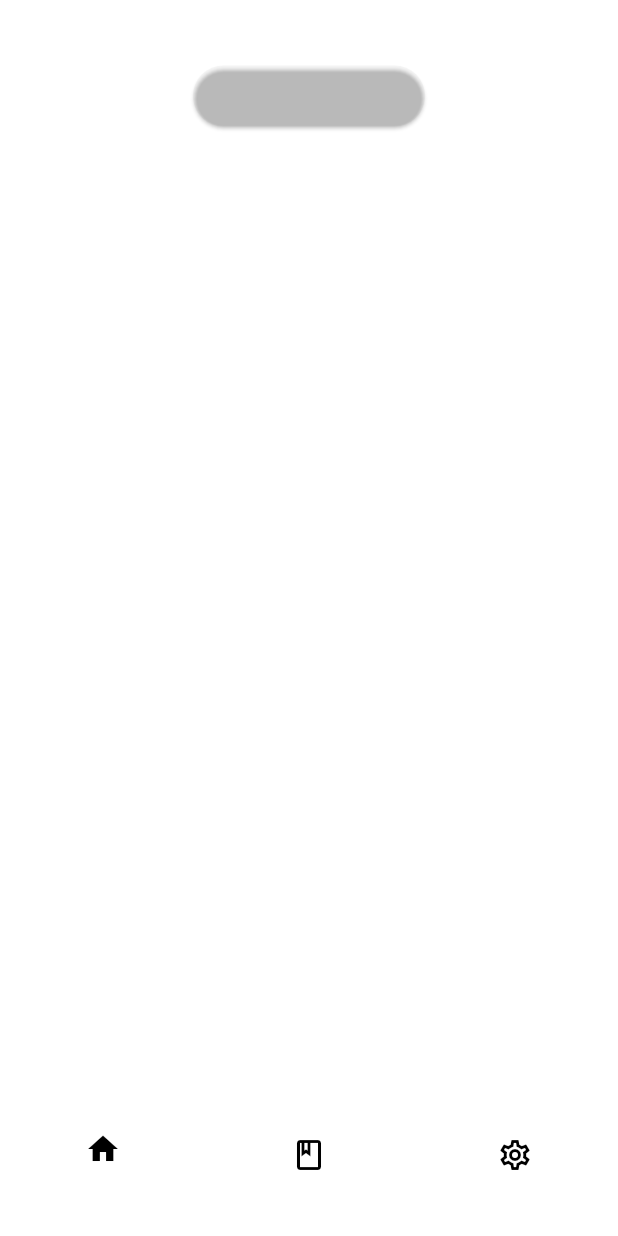
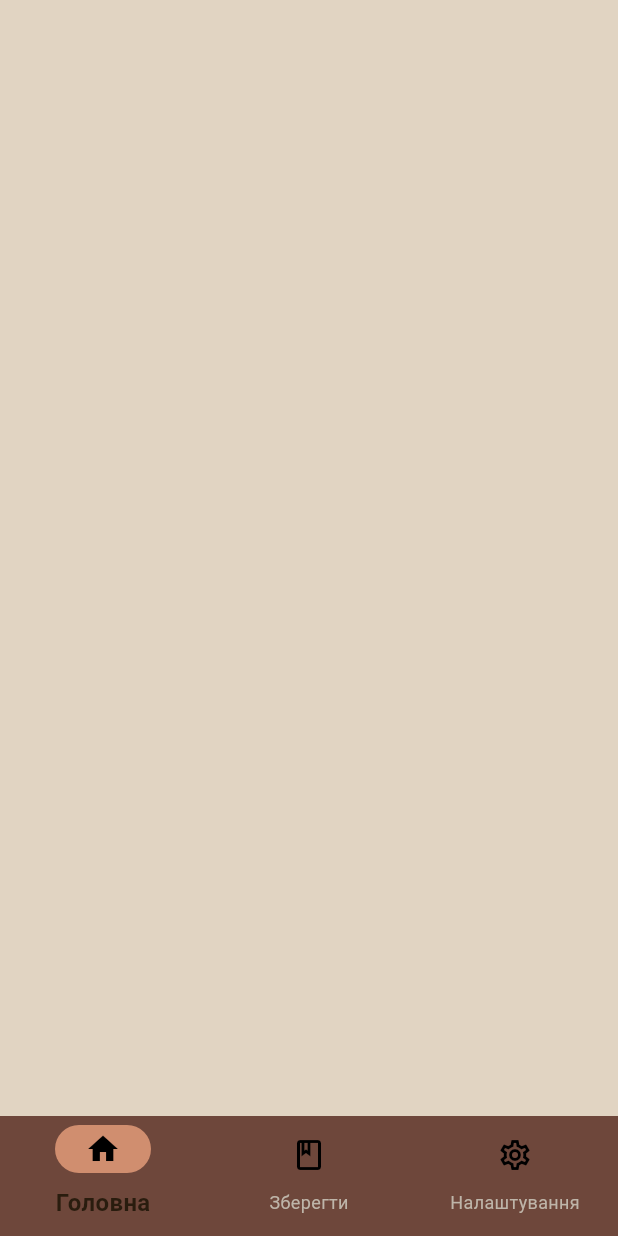
Before and after one commit to NesterovOI/all_for_health, a Flutter app: the screen it shows after launch, on a phone screen of 412 x 824 dp. Run offline on Flutter 3.47's test engine with Material 3 defaults, Android fonts, the phone set to English and light mode, and no system bars; our stand-ins replace flutter_riverpod, go_router.

Commit message:
Fixed errors

```diff
--- a/lib/core/navigation/app_router.dart
+++ b/lib/core/navigation/app_router.dart
@@ -30,15 +30,15 @@
           routes: [
             GoRoute(
               path: AppRouter.home,
-              builder: (context, state) => HomePage(),
+              builder: (context, state) => const HomePage(),
               routes: [
                 GoRoute(
                   path: AppRouter.homeMenu,
-                  builder: (context, state) => HomeMenuPage(),
+                  builder: (context, state) => const HomeMenuPage(),
                   routes: [
                     GoRoute(
                       path: AppRouter.homeDetails,
-                      builder: (context, state) => HomeDescriptionPage(),
+                      builder: (context, state) => const HomeDescriptionPage(),
                     ),
                   ],
                 ),
@@ -50,7 +50,7 @@
           routes: [
             GoRoute(
               path: AppRouter.catalog,
-              builder: (context, state) => CatalogPage(),
+              builder: (context, state) => const CatalogPage(),
             ),
           ],
         ),
@@ -58,7 +58,7 @@
           routes: [
             GoRoute(
               path: AppRouter.settings,
-              builder: (context, state) => SettingPage(),
+              builder: (context, state) => const SettingPage(),
             ),
           ],
         ),
--- a/lib/core/theme/app_colors.dart
+++ b/lib/core/theme/app_colors.dart
@@ -2,24 +2,24 @@
 
 abstract class AppColors {
   //Світлі кольори
-  static const Color lightBackground = Color(0xE1D4C2);
-  static const Color lightSurface = Color(0x6E473B); //Для Card
-  static const Color lightSurfaceSecondary = Color(0xA78D78); //Для Card
-  static const Color lightTextPrimary = Color(0x291C0E); //Колір тексту name
+  static const Color lightBackground = Color(0xFFE1D4C2);
+  static const Color lightSurface = Color(0xFF6E473B); //Для Card
+  static const Color lightSurfaceSecondary = Color(0xFFA78D78); //Для Card
+  static const Color lightTextPrimary = Color(0xFF291C0E); //Колір тексту name
   static const Color lightTextSecondary = Color(
-    0xBEB5A9,
+    0xFFBEB5A9,
   ); //Колір тексту2 description
 
   //Темні кольори
-  static const Color darkBackground = Color(0x0B2A44);
-  static const Color darkSurface = Color(0x4D5365); //Для Card
-  static const Color darkSurfaceSecondary = Color(0x167196); //Для Card
-  static const Color darkTextPrimary = Color(0xE4EDF5); //Колір тексту name
+  static const Color darkBackground = Color(0xFF0B2A44);
+  static const Color darkSurface = Color(0xFF4D5365); //Для Card
+  static const Color darkSurfaceSecondary = Color(0xFF167196); //Для Card
+  static const Color darkTextPrimary = Color(0xFFE4EDF5); //Колір тексту name
   static const Color darkTextSecondary = Color(
-    0x6C8AA4,
+    0xFF6C8AA4,
   ); //Колір тексту description
 
-  static const Color primary = Color(0xD08E6F); //background button
-  static const Color success = Color(0xCB9A7D); //border button
+  static const Color primary = Color(0xFFD08E6F); //background button
+  static const Color success = Color(0xFFCB9A7D); //border button
   static const Color error = Color(0xFFEF4444);
 }
--- a/lib/core/theme/app_theme.dart
+++ b/lib/core/theme/app_theme.dart
@@ -93,11 +93,13 @@
               fontWeight: FontWeight.bold,
               fontSize: AppDimensions.fontBody,
               color: AppColors.lightTextPrimary,
+              overflow: TextOverflow.ellipsis,
             );
           } else {
             return const TextStyle(
               fontSize: AppDimensions.fontCaption,
               color: AppColors.lightTextSecondary,
+              overflow: TextOverflow.ellipsis,
             );
           }
         }),
--- a/lib/features/catalog/presentation/pages/catalog_page.dart
+++ b/lib/features/catalog/presentation/pages/catalog_page.dart
@@ -5,6 +5,6 @@
 
   @override
   Widget build(BuildContext context) {
-    return const Placeholder();
+    return Scaffold(body: Center(child: Text('CatalogPage')));
   }
 }
--- a/lib/features/home/presentation/pages/home_description_page.dart
+++ b/lib/features/home/presentation/pages/home_description_page.dart
@@ -1,5 +1,6 @@
 import 'package:flutter/material.dart';
 import 'package:all_for_health/core/theme/theme.dart';
+import 'package:go_router/go_router.dart';
 
 class HomeDescriptionPage extends StatelessWidget {
   const HomeDescriptionPage({super.key});
@@ -13,7 +14,7 @@
           children: [
             Text('HomeDescriptionPage'),
             const SizedBox(height: AppDimensions.spaceXS),
-            ElevatedButton(onPressed: () {}, child: Text('Go')),
+            ElevatedButton(onPressed: () => context.pop(), child: Text('Go')),
           ],
         ),
       ),
--- a/lib/features/home/presentation/pages/home_menu_page.dart
+++ b/lib/features/home/presentation/pages/home_menu_page.dart
@@ -1,5 +1,7 @@
 import 'package:all_for_health/core/theme/theme.dart';
 import 'package:flutter/material.dart';
+import 'package:all_for_health/core/navigation/app_router.dart';
+import 'package:go_router/go_router.dart';
 
 class HomeMenuPage extends StatelessWidget {
   const HomeMenuPage({super.key});
@@ -13,7 +15,7 @@
           children: [
             Text('HomeMenuPage'),
             ElevatedButton(
-              onPressed: () {},
+              onPressed: () => context.go('/homeMenu/homeDetails'),
               child: Text('HomeDescriptionPage'),
             ),
           ],
--- a/lib/features/home/presentation/pages/home_page.dart
+++ b/lib/features/home/presentation/pages/home_page.dart
@@ -1,18 +1,18 @@
 import 'package:flutter/material.dart';
 import 'package:all_for_health/core/theme/theme.dart';
+import 'package:go_router/go_router.dart';
+import 'package:all_for_health/core/navigation/app_router.dart';
 
 class HomePage extends StatelessWidget {
   const HomePage({super.key});
 
   @override
   Widget build(BuildContext context) {
-    return Center(
-      child: Column(
-        children: [
-          Text('Home page'),
-          const SizedBox(height: AppDimensions.spaceXS),
-          ElevatedButton(onPressed: () {}, child: const Text('HomeMenuPage')),
-        ],
+    return Scaffold(
+      body: Center(
+        child: Column(
+          children: [const SizedBox(height: AppDimensions.spaceXXM)],
+        ),
       ),
     );
   }
--- a/lib/features/setting/presentation/pages/setting_page.dart
+++ b/lib/features/setting/presentation/pages/setting_page.dart
@@ -5,6 +5,6 @@
 
   @override
   Widget build(BuildContext context) {
-    return const Placeholder();
+    return Scaffold(body: Center(child: Text('SettingPage')));
   }
 }
--- a/lib/main.dart
+++ b/lib/main.dart
@@ -2,7 +2,6 @@
 import 'package:flutter_riverpod/flutter_riverpod.dart';
 import 'package:all_for_health/core/navigation/app_router.dart';
 import 'package:all_for_health/core/theme/app_theme.dart';
-import 'package:all_for_health/features/home/presentation/pages/home_page.dart';
 
 void main() {
   runApp(ProviderScope(child: const MyApp()));
@@ -10,10 +9,15 @@
 
 class MyApp extends ConsumerWidget {
   const MyApp({super.key});
-
   // This widget is the root of your application.
   @override
   Widget build(BuildContext context, WidgetRef ref) {
-    return MaterialApp.router(routerConfig: router, theme: AppTheme.lightTheme);
+    return MaterialApp.router(
+      routerConfig: router,
+      theme: AppTheme.lightTheme,
+      darkTheme: AppTheme.darkTheme,
+      themeMode: ThemeMode.system,
+      debugShowCheckedModeBanner: false,
+    );
   }
 }
```
